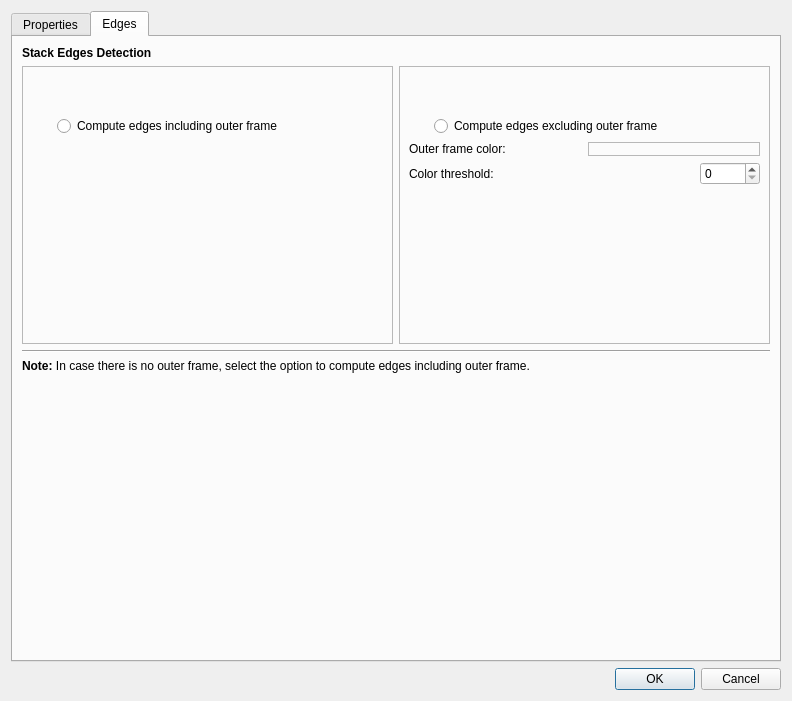
Above: App/Dialogs/ChannelInspector/ChannelInspector.ui from FelixdelasPozas/EspINA before the change. Below: the same form after it.
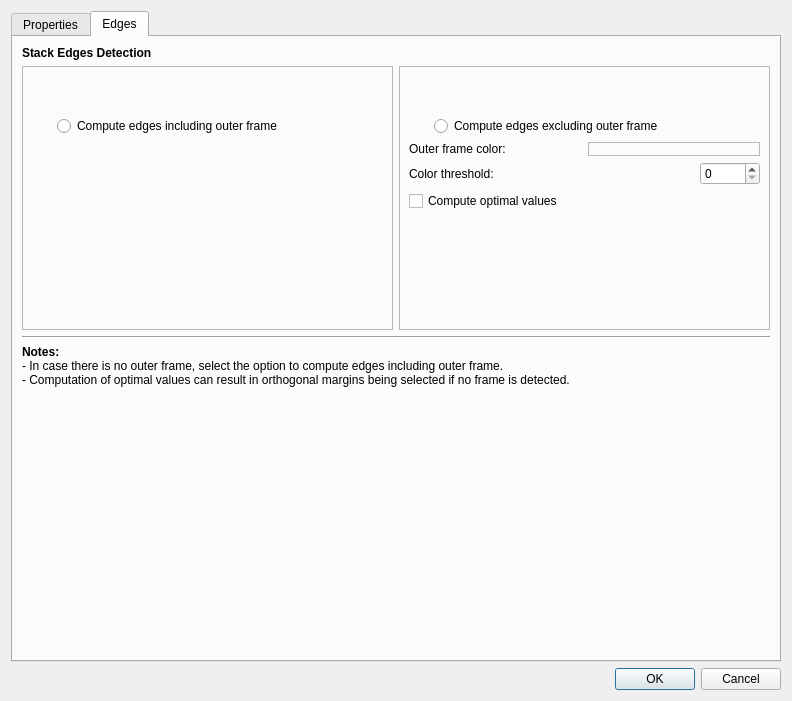
That is the form after the change. Icons and pictures are not drawn.

Commit message: Add option to edges panel to recompute the outer frame pixel value and threshold.

What changed in the file:
```diff
--- a/App/Dialogs/ChannelInspector/ChannelInspector.ui
+++ b/App/Dialogs/ChannelInspector/ChannelInspector.ui
@@ -695,6 +695,13 @@
               </item>
              </layout>
             </item>
+            <item>
+             <widget class="QCheckBox" name="computeOptimal">
+              <property name="text">
+               <string>Compute optimal values</string>
+              </property>
+             </widget>
+            </item>
             <item>
              <spacer name="verticalSpacer_4">
               <property name="orientation">
@@ -726,7 +733,7 @@
        <item>
         <widget class="QLabel" name="label_5">
          <property name="text">
-          <string>&lt;html&gt;&lt;head/&gt;&lt;body&gt;&lt;p&gt;&lt;span style=&quot; font-weight:600;&quot;&gt;Note: &lt;/span&gt;In case there is no outer frame, select the option to compute edges including outer frame.&lt;/p&gt;&lt;/body&gt;&lt;/html&gt;</string>
+          <string>&lt;html&gt;&lt;head/&gt;&lt;body&gt;&lt;p&gt;&lt;span style=&quot; font-weight:600;&quot;&gt;Notes: &lt;/span&gt;&lt;br/&gt;- In case there is no outer frame, select the option to compute edges including outer frame.&lt;br/&gt;- Computation of optimal values can result in orthogonal margins being selected if no frame is detected.&lt;/p&gt;&lt;/body&gt;&lt;/html&gt;</string>
          </property>
         </widget>
        </item>
```
The commit also changes 5 other files.
